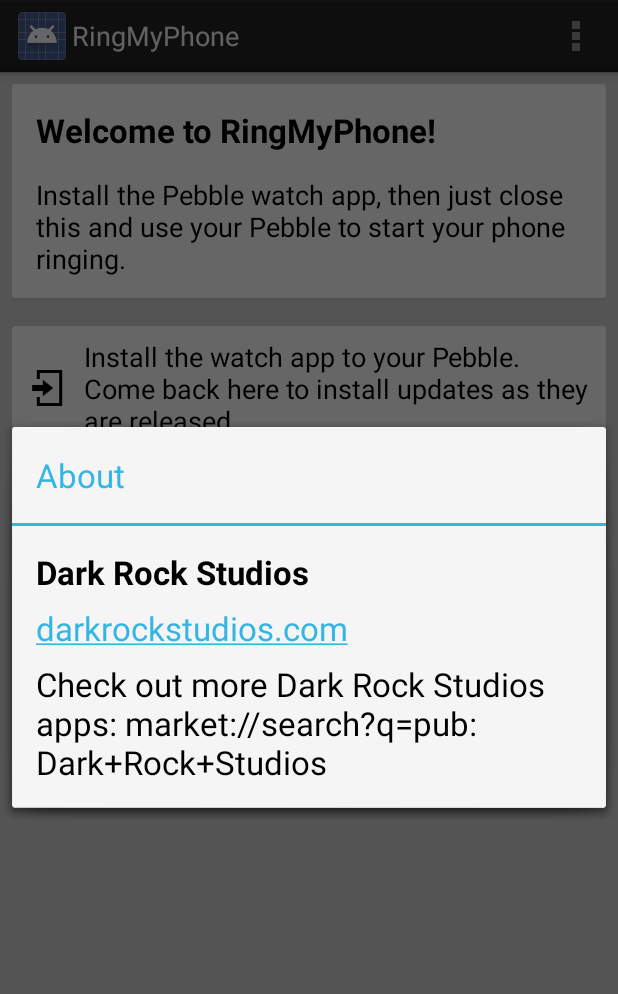
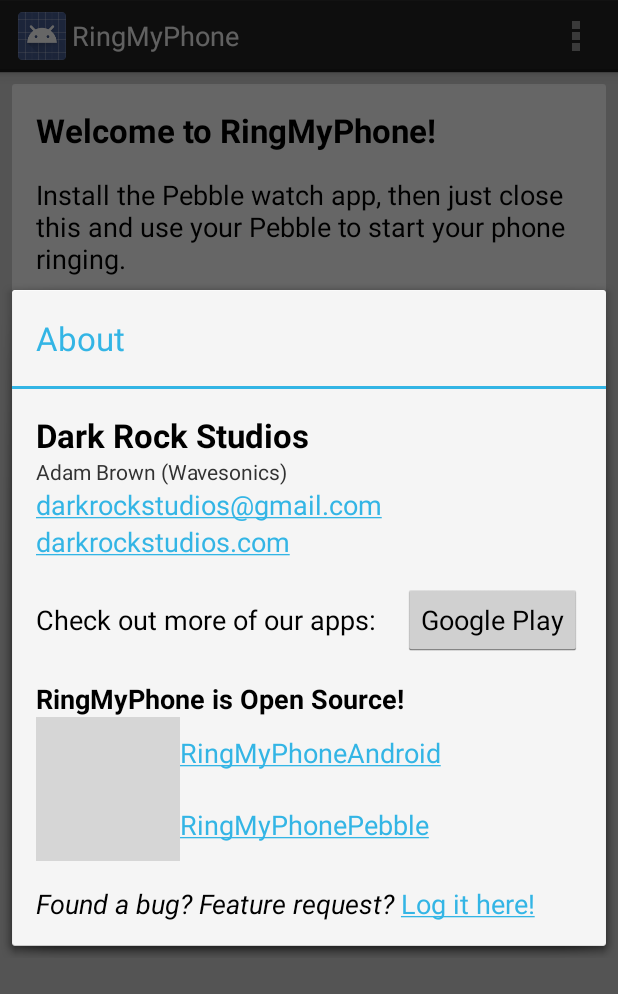
Before and after one commit to Wavesonics/RingMyPhoneAndroid, an Android app: the screen it shows after launch (MainActivity), in the options menu, after a tap on "About", on a phone screen of 412 x 824 dp. Shown: the top 994 px of the screen. Run offline under Robolectric (Android 15) with nearby library versions, the phone set to English and light mode, and no system bars; libraries missing offline, so code that uses them is left out: de.keyboardsurfer.android; 1 statement that could not run was skipped; grey boxes are pictures that could not be loaded.

Commit message:
Fully fleshed out About screen

```diff
--- a/RingMyPhone/src/main/java/com/darkrockstudios/apps/ringmyphone/AboutFragment.java
+++ b/RingMyPhone/src/main/java/com/darkrockstudios/apps/ringmyphone/AboutFragment.java
@@ -2,22 +2,22 @@ package com.darkrockstudios.apps.ringmyphone;
 
 import android.app.Dialog;
 import android.app.DialogFragment;
+import android.content.Intent;
+import android.net.Uri;
 import android.os.Bundle;
 import android.text.Html;
-import android.text.Spannable;
-import android.text.SpannableString;
-import android.text.Spanned;
-import android.text.style.URLSpan;
-import android.text.util.Linkify;
+import android.text.method.LinkMovementMethod;
+import android.text.method.MovementMethod;
 import android.view.LayoutInflater;
 import android.view.View;
 import android.view.ViewGroup;
+import android.widget.Button;
 import android.widget.TextView;
 
 /**
  * Created by adam on 10/20/13.
  */
-public class AboutFragment extends DialogFragment
+public class AboutFragment extends DialogFragment implements View.OnClickListener
 {
 	public View onCreateView( LayoutInflater inflater, ViewGroup container, Bundle savedInstanceState )
 	{
@@ -29,6 +29,34 @@ public class AboutFragment extends DialogFragment
 			dialog.setTitle( R.string.about_title );
 		}
 
+		Button marketButton = (Button) view.findViewById( R.id.ABOUT_market_button );
+		marketButton.setOnClickListener( this );
+
+		MovementMethod linkMovementMethod = LinkMovementMethod.getInstance();
+
+		TextView githubAndroidView = (TextView) view.findViewById( R.id.ABOUT_github_android );
+		githubAndroidView.setMovementMethod( linkMovementMethod );
+		githubAndroidView.setText( getText( R.string.about_body_github_android ) );
+
+		TextView githubPebbleView = (TextView) view.findViewById( R.id.ABOUT_github_pebble );
+		githubPebbleView.setMovementMethod( linkMovementMethod );
+		githubPebbleView.setText( getText( R.string.about_body_github_pebble ) );
+
+		TextView githubFeedbackView = (TextView) view.findViewById( R.id.ABOUT_feedback );
+		githubFeedbackView.setMovementMethod( linkMovementMethod);
+		githubFeedbackView.setText( getText( R.string.about_body_feedback ) );
+
 		return view;
 	}
+
+	@Override
+	public void onClick( View v )
+	{
+		if( v.getId() == R.id.ABOUT_market_button && isAdded() )
+		{
+			Intent intent = new Intent( Intent.ACTION_VIEW );
+			intent.setData( Uri.parse( "market://search?q=pub:Dark+Rock+Studios" ) );
+			startActivity( intent );
+		}
+	}
 }
--- a/RingMyPhone/src/main/res/layout/fragment_about.xml
+++ b/RingMyPhone/src/main/res/layout/fragment_about.xml
@@ -17,18 +17,102 @@
     <TextView
         android:layout_width="wrap_content"
         android:layout_height="wrap_content"
+        android:textAppearance="?android:attr/textAppearanceSmall"
+        android:text="@string/about_body_bio"/>
+    <TextView
+        android:layout_width="wrap_content"
+        android:layout_height="wrap_content"
+        android:text="@string/about_body_email"
+        android:textAppearance="?android:attr/textAppearanceMedium"
+        android:autoLink="email"/>
+    <TextView
+        android:layout_width="wrap_content"
+        android:layout_height="wrap_content"
         android:text="@string/about_body_website"
-        android:textAppearance="?android:attr/textAppearanceLarge"
-        android:id="@+id/textView"
+        android:textAppearance="?android:attr/textAppearanceMedium"
+        android:autoLink="web"/>
+
+    <LinearLayout
+        android:layout_width="match_parent"
+        android:layout_height="wrap_content"
         android:layout_marginTop="@dimen/about_fragment_spacing"
-        android:autoLink="web"/>
+        android:gravity="center_vertical">
+
+        <TextView
+            android:layout_width="0dp"
+            android:layout_height="wrap_content"
+            android:textAppearance="?android:attr/textAppearanceMedium"
+            android:text="@string/about_body_market"
+            android:id="@+id/textView2"
+            android:autoLink="web"
+            android:layout_weight="1"/>
+
+        <Button
+            android:layout_width="wrap_content"
+            android:layout_height="wrap_content"
+            android:text="@string/about_body_market_button"
+            android:id="@+id/ABOUT_market_button"/>
+    </LinearLayout>
 
     <TextView
         android:layout_width="wrap_content"
         android:layout_height="wrap_content"
-        android:textAppearance="?android:attr/textAppearanceLarge"
-        android:text="@string/about_body_market"
-        android:id="@+id/textView2"
         android:layout_marginTop="@dimen/about_fragment_spacing"
-        android:autoLink="web"/>
+        android:textAppearance="?android:attr/textAppearanceMedium"
+        android:text="@string/about_body_open_source"
+        android:id="@+id/textView4"
+        android:textStyle="bold"/>
+
+    <RelativeLayout
+        android:layout_width="match_parent"
+        android:layout_height="wrap_content">
+
+        <ImageView
+            android:layout_width="wrap_content"
+            android:layout_height="wrap_content"
+            android:id="@+id/ABOUT_github_logo"
+            android:src="@drawable/github"/>
+
+        <TableLayout
+            android:layout_width="match_parent"
+            android:layout_height="match_parent"
+            android:gravity="center_vertical"
+            android:layout_toRightOf="@id/ABOUT_github_logo"
+            android:layout_alignBottom="@+id/ABOUT_github_logo"
+            android:layout_alignTop="@id/ABOUT_github_logo"
+            android:showDividers="middle">
+
+            <TextView
+                android:id="@+id/ABOUT_github_android"
+                android:layout_width="wrap_content"
+                android:layout_height="wrap_content"
+                android:textAppearance="?android:attr/textAppearanceMedium"
+                android:text="@string/about_body_github_android"
+                android:linksClickable="true"
+                android:layout_weight="1"
+                android:gravity="center_vertical"/>
+
+            <TextView
+                android:id="@+id/ABOUT_github_pebble"
+                android:layout_width="wrap_content"
+                android:layout_height="wrap_content"
+                android:textAppearance="?android:attr/textAppearanceMedium"
+                android:text="@string/about_body_github_pebble"
+                android:linksClickable="true"
+                android:layout_weight="1"
+                android:gravity="center_vertical"/>
+
+        </TableLayout>
+
+    </RelativeLayout>
+
+    <TextView
+        android:id="@+id/ABOUT_feedback"
+        android:layout_width="wrap_content"
+        android:layout_height="wrap_content"
+        android:layout_marginTop="@dimen/about_fragment_spacing"
+        android:textAppearance="?android:attr/textAppearanceMedium"
+        android:text="@string/about_body_feedback"
+        android:linksClickable="true"/>
+
 </LinearLayout>
--- a/RingMyPhone/src/main/res/values/dimens.xml
+++ b/RingMyPhone/src/main/res/values/dimens.xml
@@ -3,7 +3,7 @@
     <dimen name="activity_horizontal_margin">16dp</dimen>
     <dimen name="activity_vertical_margin">16dp</dimen>
     <dimen name="about_fragment_padding">16dp</dimen>
-    <dimen name="about_fragment_spacing">8dp</dimen>
+    <dimen name="about_fragment_spacing">16dp</dimen>
     <dimen name="card_padding_vertical">8dp</dimen>
     <dimen name="card_padding_horizontal">8dp</dimen>
     <dimen name="card_inner_padding">8dp</dimen>
--- a/RingMyPhone/src/main/res/values/strings.xml
+++ b/RingMyPhone/src/main/res/values/strings.xml
@@ -14,7 +14,14 @@
     <string name="install_watch_app_failed_storage">External storage not available. Could not complete install.</string>
     <string name="about_title">About</string>
     <string name="about_body_header">Dark Rock Studios</string>
+    <string name="about_body_bio">Adam Brown (Wavesonics)</string>
+    <string name="about_body_email">darkrockstudios@gmail.com</string>
     <string name="about_body_website">darkrockstudios.com</string>
-    <string name="about_body_market">Check out more Dark Rock Studios apps: market://search?q=pub:Dark+Rock+Studios</string>
+    <string name="about_body_market">Check out more of our apps:</string>
+    <string name="about_body_market_button">Google Play</string>
+    <string name="about_body_open_source">RingMyPhone is Open Source!</string>
+    <string name="about_body_github_android" ><a href="http://github.com/Wavesonics/RingMyPhoneAndroid">RingMyPhoneAndroid</a></string>
+    <string name="about_body_github_pebble"><a href="http://github.com/Wavesonics/RingMyPhonePebble">RingMyPhonePebble</a></string>
+    <string name="about_body_feedback"><i>Found a bug? Feature request?</i>  <a href="https://github.com/Wavesonics/RingMyPhoneAndroid/issues/new">Log it here!</a></string>
 
 </resources>
```
Also changed, not shown: gradle/wrapper/gradle-wrapper.properties, 1 other file.
